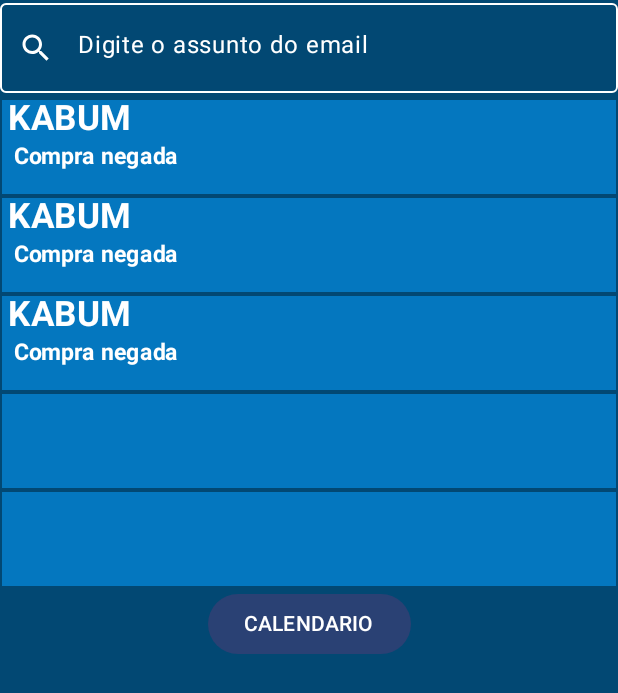
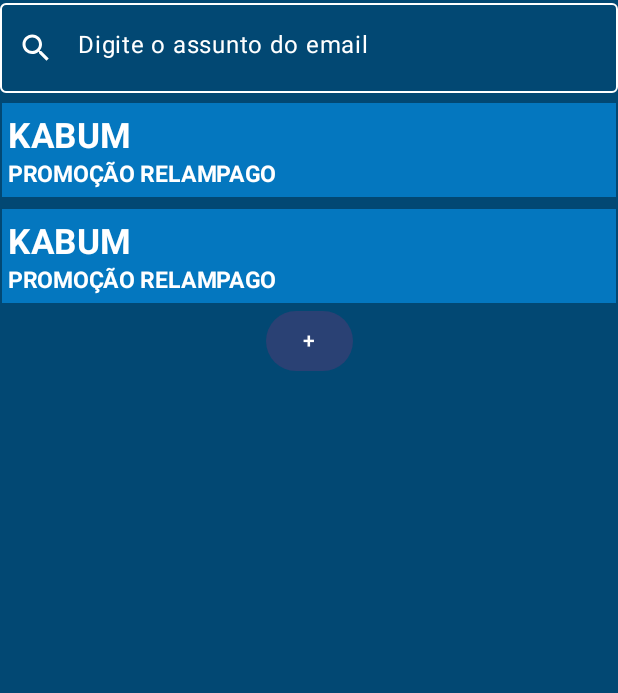
Before and after one commit to Vanessa-Bertoldo/Challenge, an Android app built with Jetpack Compose: the screen it shows after launch (MainActivity), on a phone screen of 412 x 824 dp. Shown: the top 693 px of the screen. Run offline under Robolectric (Android 15) with nearby library versions, the phone set to English and light mode, and no system bars.

```diff
--- a/app/build.gradle.kts
+++ b/app/build.gradle.kts
@@ -1,6 +1,7 @@
 plugins {
     alias(libs.plugins.androidApplication)
     alias(libs.plugins.jetbrainsKotlinAndroid)
+    id("kotlin-kapt")
 }
 
 android {
@@ -67,6 +68,7 @@ dependencies {
     implementation(libs.androidx.activity)
     implementation(libs.androidx.constraintlayout)
     implementation("androidx.navigation:navigation-compose:2.7.7")
+    implementation(libs.androidx.room.ktx)
 
     androidTestImplementation(libs.androidx.junit)
     androidTestImplementation(libs.androidx.espresso.core)
@@ -75,5 +77,9 @@ dependencies {
     debugImplementation(libs.androidx.ui.tooling)
     debugImplementation(libs.androidx.ui.test.manifest)
 
+    // Room DEPENDENCIES
+    implementation ("androidx.room:room-common:2.6.1")
+    annotationProcessor("androidx.room:room-compiler:2.6.1")
+    kapt("androidx.room:room-compiler:2.6.1")
 
 }
--- a/app/src/main/java/br/com/fiap/challenge/MainActivity.kt
+++ b/app/src/main/java/br/com/fiap/challenge/MainActivity.kt
@@ -1,21 +1,24 @@
 package br.com.fiap.challenge
 
+import android.os.Build
 import android.os.Bundle
 import androidx.activity.ComponentActivity
 import androidx.activity.compose.setContent
+import androidx.annotation.RequiresApi
 import androidx.compose.foundation.layout.fillMaxSize
 import androidx.compose.material3.Surface
 import androidx.compose.ui.Modifier
 import androidx.navigation.compose.NavHost
 import androidx.navigation.compose.composable
 import androidx.navigation.compose.rememberNavController
-import br.com.fiap.challenge.activitys.CaixaEntrada
-import br.com.fiap.challenge.activitys.CalendarActivity
-import br.com.fiap.challenge.activitys.CalendarView
+import br.com.fiap.challenge.activities.CaixaEntrada
+import br.com.fiap.challenge.activities.CalendarView
+import br.com.fiap.challenge.activities.DetalheEmail
 import br.com.fiap.challenge.ui.theme.ChallengeTheme
 
 
 class MainActivity : ComponentActivity() {
+    @RequiresApi(Build.VERSION_CODES.O)
     override fun onCreate(savedInstanceState: Bundle?) {
         super.onCreate(savedInstanceState)
         setContent {
@@ -24,18 +27,18 @@ class MainActivity : ComponentActivity() {
                     modifier = Modifier.fillMaxSize()
                 ) {
                     val navController = rememberNavController()
-                    NavHost(navController = navController, startDestination = "home"){
-                        composable(route = "home"){
+                    NavHost(navController = navController, startDestination = "home") {
+                        composable(route = "home") {
                             CaixaEntrada(navController)
                         }
-                        composable(route = "novo-email"){
+                        composable(route = "novo-email") {
                             CaixaEntrada(navController)
                         }
-                        composable(route = "calendario"){
-                            CalendarView()
+                        composable(route = "calendario") {
+                            CalendarView(navController)
                         }
-                        composable(route = "email"){
-                            CaixaEntrada(navController)
+                        composable(route = "detalhe-email") {
+                            DetalheEmail(navController)
                         }
                     }
                 }
--- /dev/null
+++ b/app/src/main/java/br/com/fiap/challenge/activities/CaixaEntradaActivity.kt
@@ -0,0 +1,116 @@
+package br.com.fiap.challenge.activities
+
+import androidx.compose.foundation.BorderStroke
+import androidx.compose.foundation.background
+import androidx.compose.foundation.layout.Column
+import androidx.compose.foundation.layout.fillMaxHeight
+import androidx.compose.foundation.layout.fillMaxWidth
+import androidx.compose.foundation.layout.height
+import androidx.compose.foundation.layout.padding
+import androidx.compose.foundation.shape.RoundedCornerShape
+import androidx.compose.material.icons.Icons
+import androidx.compose.material.icons.filled.Search
+import androidx.compose.material3.Button
+import androidx.compose.material3.ButtonDefaults
+import androidx.compose.material3.Card
+import androidx.compose.material3.CardDefaults
+import androidx.compose.material3.Icon
+import androidx.compose.material3.OutlinedTextField
+import androidx.compose.material3.OutlinedTextFieldDefaults
+import androidx.compose.material3.Text
+import androidx.compose.runtime.Composable
+import androidx.compose.ui.Alignment
+import androidx.compose.ui.Modifier
+import androidx.compose.ui.graphics.Color
+import androidx.compose.ui.text.font.FontWeight
+import androidx.compose.ui.tooling.preview.Preview
+import androidx.compose.ui.unit.dp
+import androidx.compose.ui.unit.sp
+import androidx.navigation.NavController
+
+@Composable
+fun CaixaEntrada(navController: NavController) {
+
+    Column(
+        horizontalAlignment = Alignment.CenterHorizontally,
+        modifier = Modifier
+            .fillMaxWidth()
+            .background(Color(0xFF024873))
+            .fillMaxHeight()
+            .padding(top = 2.dp)
+    ) {
+
+
+        OutlinedTextField(
+            modifier = Modifier
+
+                .fillMaxWidth()
+                .height(60.dp),
+            colors = OutlinedTextFieldDefaults.colors(
+                unfocusedTextColor = Color.White,
+                unfocusedBorderColor = Color.White,
+                unfocusedLabelColor = Color.White,
+                unfocusedLeadingIconColor = Color.White
+            ),
+            leadingIcon = {
+                Icon(
+                    imageVector = Icons.Default.Search, contentDescription = null
+                )
+            },
+            value = "Digite o assunto do email",
+            onValueChange = {},
+        )
+
+
+        CardEmail()
+        CardEmail()
+        BotaoNovoEmail(navController)
+
+    }
+
+
+}
+
+@Composable
+fun CardEmail() {
+
+    Card(
+        modifier = Modifier
+            .fillMaxWidth()
+            .padding(top = 5.dp)
+            .height(65.dp),
+        colors = CardDefaults.cardColors(containerColor = Color(0xFF0477BF)),
+//                elevation = CardDefaults.cardElevation(defaultElevation = 0.dp),
+        shape = RoundedCornerShape(0.dp),
+        border = BorderStroke(1.dp, Color(0xFF024873))
+    ) {
+        Text(
+            modifier = Modifier.padding(start = 5.dp, top = 10.dp),
+            text = "KABUM",
+            color = Color.White,
+            fontSize = 23.sp,
+            fontWeight = FontWeight.Bold
+        )
+        Text(
+            modifier = Modifier.padding(start = 5.dp),
+            text = "PROMOÇÃO RELAMPAGO",
+            color = Color.White,
+            fontSize = 15.sp,
+            fontWeight = FontWeight.Bold
+        )
+
+    }
+
+
+}
+
+@Composable
+fun BotaoNovoEmail(navController: NavController) {
+
+    Column {
+        Button(onClick = { navController.navigate("novo-email")  }){
+            Text("+")
+        }
+    }
+
+}
--- a/app/src/main/java/br/com/fiap/challenge/activitys/ui/theme/Color.kt
+++ b/app/src/main/java/br/com/fiap/challenge/activities/ui/theme/Color.kt
@@ -1,4 +1,4 @@
-package br.com.fiap.challenge.activitys.ui.theme
+package br.com.fiap.challenge.activities.ui.theme
 
 import androidx.compose.ui.graphics.Color
 
--- a/app/src/main/java/br/com/fiap/challenge/activitys/ui/theme/Theme.kt
+++ b/app/src/main/java/br/com/fiap/challenge/activities/ui/theme/Theme.kt
@@ -1,6 +1,5 @@
-package br.com.fiap.challenge.activitys.ui.theme
+package br.com.fiap.challenge.activities.ui.theme
 
-import android.app.Activity
 import android.os.Build
 import androidx.compose.foundation.isSystemInDarkTheme
 import androidx.compose.material3.MaterialTheme
--- a/app/src/main/java/br/com/fiap/challenge/activitys/ui/theme/Type.kt
+++ b/app/src/main/java/br/com/fiap/challenge/activities/ui/theme/Type.kt
@@ -1,4 +1,4 @@
-package br.com.fiap.challenge.activitys.ui.theme
+package br.com.fiap.challenge.activities.ui.theme
 
 import androidx.compose.material3.Typography
 import androidx.compose.ui.text.TextStyle
--- a/app/src/main/java/br/com/fiap/challenge/activitys/CaixaEntradaActivity.kt
+++ /dev/null
@@ -1,177 +0,0 @@
-package br.com.fiap.challenge.activitys
-
-import androidx.compose.foundation.BorderStroke
-import androidx.compose.foundation.background
-import androidx.compose.foundation.layout.Column
-import androidx.compose.foundation.layout.fillMaxHeight
-import androidx.compose.foundation.layout.fillMaxWidth
-import androidx.compose.foundation.layout.height
-import androidx.compose.foundation.layout.padding
-import androidx.compose.foundation.shape.RoundedCornerShape
-import androidx.compose.material.icons.Icons
-import androidx.compose.material.icons.filled.Search
-import androidx.compose.material3.Button
-import androidx.compose.material3.Card
-import androidx.compose.material3.CardDefaults
-import androidx.compose.material3.Icon
-import androidx.compose.material3.OutlinedTextField
-import androidx.compose.material3.OutlinedTextFieldDefaults
-import androidx.compose.material3.Text
-import androidx.compose.runtime.Composable
-import androidx.compose.ui.Alignment
-import androidx.compose.ui.Modifier
-import androidx.compose.ui.graphics.Color
-import androidx.compose.ui.text.font.FontWeight
-import androidx.compose.ui.unit.dp
-import androidx.compose.ui.unit.sp
-import androidx.navigation.NavController
-
-@Composable
-fun CaixaEntrada(navController: NavController) {
-
-    Column(
-        horizontalAlignment = Alignment.CenterHorizontally,
-        modifier = Modifier
-            .fillMaxWidth()
-            .background(Color(0xFF024873))
-            .fillMaxHeight()
-            .padding(top = 2.dp)
-    ) {
-
-
-        OutlinedTextField(
-            modifier = Modifier
-
-                .fillMaxWidth()
-                .height(60.dp),
-            colors = OutlinedTextFieldDefaults.colors(
-                unfocusedTextColor = Color.White,
-                unfocusedBorderColor = Color.White,
-                unfocusedLabelColor = Color.White,
-                unfocusedLeadingIconColor = Color.White
-            ),
-            leadingIcon = {
-                Icon(
-                    imageVector = Icons.Default.Search, contentDescription = null
-                )
-            },
-            value = "Digite o assunto do email",
-            onValueChange = {},
-        )
-
-
-        Card(
-            modifier = Modifier
-                .fillMaxWidth()
-                .padding(top = 3.dp)
-                .height(65.dp),
-            colors = CardDefaults.cardColors(containerColor = Color(0xFF0477BF)),
-//                elevation = CardDefaults.cardElevation(defaultElevation = 0.dp),
-            shape = RoundedCornerShape(0.dp),
-            border = BorderStroke(1.dp, Color(0xFF024873))
-        ) {
-            Text(
-                modifier = Modifier.padding(horizontal = 5.dp),
-                text = "KABUM",
-                color = Color.White,
-                fontSize = 23.sp,
-                fontWeight = FontWeight.Bold
-            )
-            Text(
-                modifier = Modifier.padding(horizontal = 9.dp),
-                text = "Compra negada",
-                color = Color.White,
-                fontSize = 15.sp,
-                fontWeight = FontWeight.Bold
-            )
-
-        }
-        Card(
-            modifier = Modifier
-                .fillMaxWidth()
-                .padding(top = 0.dp)
-                .height(65.dp),
-            colors = CardDefaults.cardColors(containerColor = Color(0xFF0477BF)),
-//                elevation = CardDefaults.cardElevation(defaultElevation = 0.dp),
-            shape = RoundedCornerShape(0.dp),
-            border = BorderStroke(1.dp, Color(0xFF024873))
-        ) {
-            Text(
-                modifier = Modifier.padding(horizontal = 5.dp),
-                text = "KABUM",
-                color = Color.White,
-                fontSize = 23.sp,
-                fontWeight = FontWeight.Bold
-            )
-            Text(
-                modifier = Modifier.padding(horizontal = 9.dp),
-                text = "Compra negada",
-                color = Color.White,
-                fontSize = 15.sp,
-                fontWeight = FontWeight.Bold
-            )
-
-        }
-
-        Card(
-            modifier = Modifier
-                .fillMaxWidth()
-                .padding(top = 0.dp)
-                .height(65.dp),
-            colors = CardDefaults.cardColors(containerColor = Color(0xFF0477BF)),
-//                elevation = CardDefaults.cardElevation(defaultElevation = 0.dp),
-            shape = RoundedCornerShape(0.dp),
-            border = BorderStroke(1.dp, Color(0xFF024873))
-        ) {
-            Text(
-                modifier = Modifier.padding(horizontal = 5.dp),
-                text = "KABUM",
-                color = Color.White,
-                fontSize = 23.sp,
-                fontWeight = FontWeight.Bold
-            )
-            Text(
-                modifier = Modifier.padding(horizontal = 9.dp),
-                text = "Compra negada",
-                color = Color.White,
-                fontSize = 15.sp,
-                fontWeight = FontWeight.Bold
-            )
-
-        }
-
-        Card(
-            modifier = Modifier
-                .fillMaxWidth()
-                .padding(top = 0.dp)
-                .height(65.dp),
-            colors = CardDefaults.cardColors(containerColor = Color(0xFF0477BF)),
-//                elevation = CardDefaults.cardElevation(defaultElevation = 0.dp),
-            shape = RoundedCornerShape(0.dp),
-            border = BorderStroke(1.dp, Color(0xFF024873))
-        ) {}
-
-        Card(
-            modifier = Modifier
-                .fillMaxWidth()
-                .padding(top = 0.dp)
-                .height(65.dp),
-            colors = CardDefaults.cardColors(containerColor = Color(0xFF0477BF)),
-//                elevation = CardDefaults.cardElevation(defaultElevation = 0.dp),
-            shape = RoundedCornerShape(0.dp),
-            border = BorderStroke(1.dp, Color(0xFF024873))
-        ) {}
-
-        Column {
-            Button(onClick = {
-                navController.navigate("calendario")
-            } ) {
-                Text(text = "CALENDARIO")
-            }
-        }
-
-
-    }
-
-
-}
--- a/app/src/main/res/layout/activity_calendar.xml
+++ b/app/src/main/res/layout/activity_calendar.xml
@@ -5,6 +5,6 @@
     android:id="@+id/main"
     android:layout_width="match_parent"
     android:layout_height="match_parent"
-    tools:context=".activitys.CalendarActivity">
+    tools:context=".activities.CalendarActivity">
 
 </androidx.constraintlayout.widget.ConstraintLayout>
--- a/gradle/libs.versions.toml
+++ b/gradle/libs.versions.toml
@@ -15,6 +15,7 @@ material = "1.11.0"
 activity = "1.8.0"
 constraintlayout = "2.1.4"
 navigationCompose = "2.7.7"
+roomKtx = "2.6.1"
 
 [libraries]
 androidx-core-ktx = { group = "androidx.core", name = "core-ktx", version.ref = "coreKtx" }
@@ -36,6 +37,7 @@ androidx-appcompat = { group = "androidx.appcompat", name = "appcompat", version
 material = { group = "com.google.android.material", name = "material", version.ref = "material" }
 androidx-activity = { group = "androidx.activity", name = "activity", version.ref = "activity" }
 androidx-constraintlayout = { group = "androidx.constraintlayout", name = "constraintlayout", version.ref = "constraintlayout" }
+androidx-room-ktx = { group = "androidx.room", name = "room-ktx", version.ref = "roomKtx" }
 
 [plugins]
 androidApplication = { id = "com.android.application", version.ref = "agp" }
```
Also changed, not shown: app/src/main/AndroidManifest.xml (+9 -9 lines), app/src/main/java/br/com/fiap/challenge/activities/CalendarActivity.kt (renamed from app/src/main/java/br/com/fiap/challenge/activitys/CalendarActivity.kt, +3 -26 lines), app/src/main/java/br/com/fiap/challenge/activities/DetalheEmailActivity.kt (added, +46 -0 lines), app/src/main/java/br/com/fiap/challenge/activitys/LeitorEmailActivity.kt (deleted, +0 -79 lines), app/src/main/java/br/com/fiap/challenge/database/dao/EmailDao.kt (added, +19 -0 lines), app/src/main/java/br/com/fiap/challenge/database/dao/EmailDb.kt (added, +34 -0 lines), app/src/main/java/br/com/fiap/challenge/database/repository/EmailRepository.kt (added, +22 -0 lines), app/src/main/java/br/com/fiap/challenge/model/Email.kt (added, +17 -0 lines).
